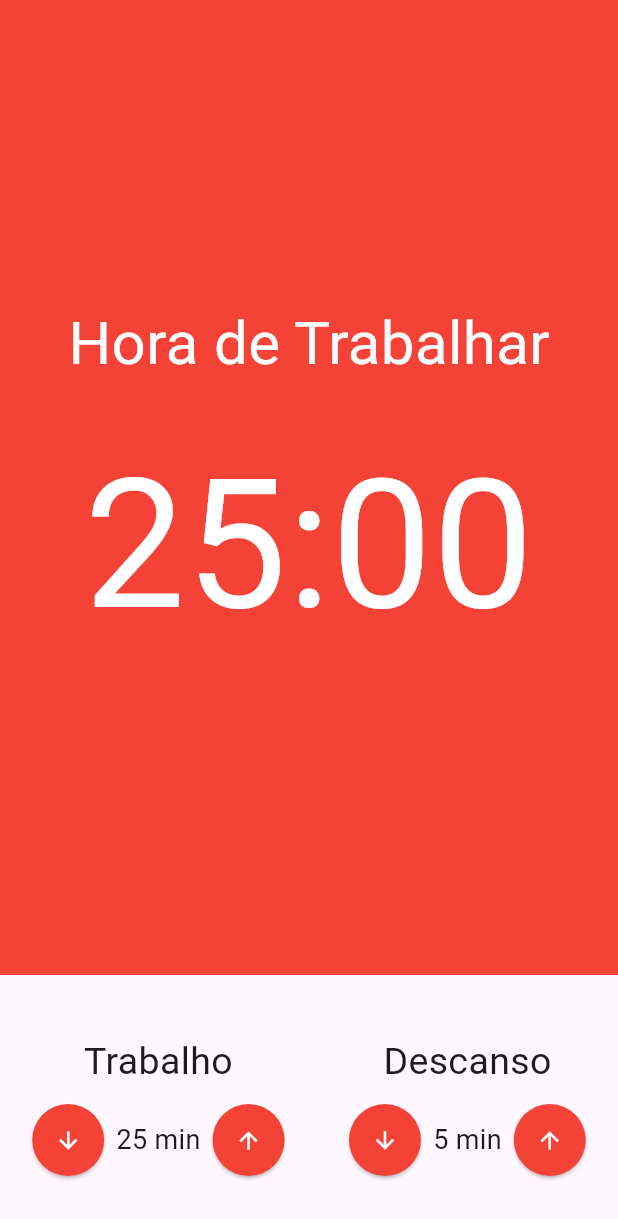
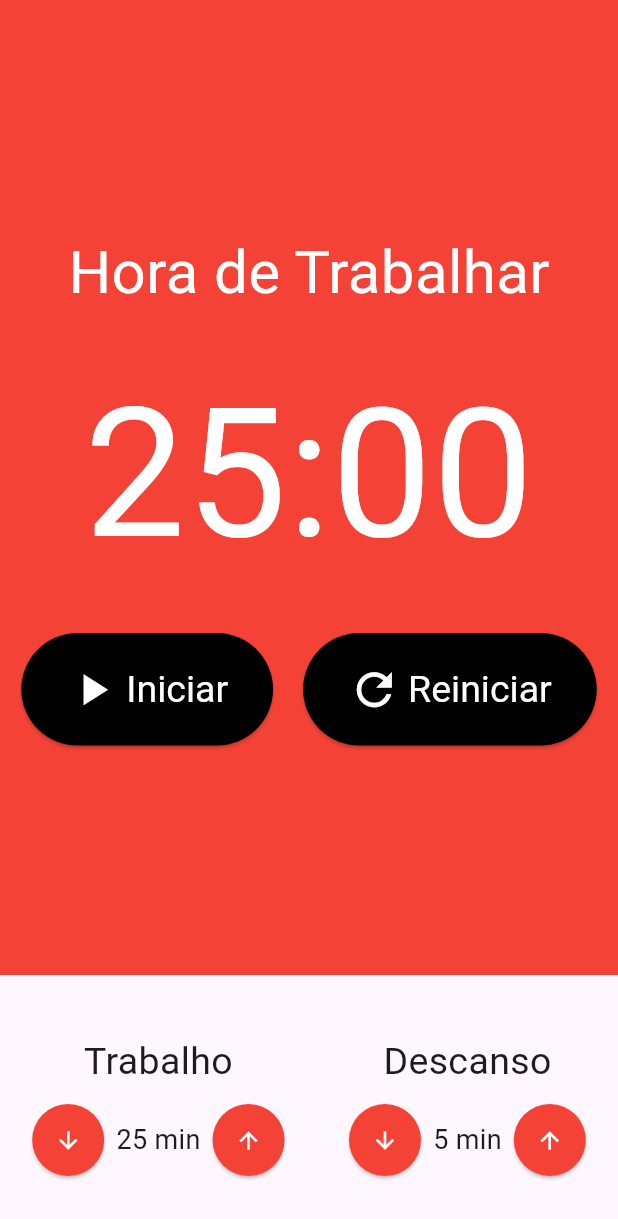
Before and after one commit to Jo-Analyst/promodoro, a Flutter app: the screen it shows after launch, on a phone screen of 412 x 824 dp. Shown: the top 1219 px of the screen. Run offline on Flutter 3.47's test engine with Material 3 defaults, Android fonts, the phone set to English and light mode, and no system bars; our stand-ins replace mobx; generated files the repository leaves out were written again.

Commit message:
460. Componente Botão Cronômetro

```diff
--- a/lib/components/cronometro.dart
+++ b/lib/components/cronometro.dart
@@ -1,4 +1,5 @@
 import 'package:flutter/material.dart';
+import 'package:pomodoro/components/cronometro_botao.dart';
 
 class Cronometro extends StatelessWidget {
   const Cronometro({super.key});
@@ -12,14 +13,45 @@
         children: [
           Text(
             'Hora de Trabalhar',
-            style: TextStyle(fontSize: 40, color: Colors.white),
+            style: TextStyle(
+              fontSize: 40,
+              color: Colors.white,
+            ),
           ),
-          SizedBox(
-            height: 20,
-          ),
+          SizedBox(height: 20),
           Text(
             '25:00',
-            style: TextStyle(fontSize: 120, color: Colors.white),
+            style: TextStyle(
+              fontSize: 120,
+              color: Colors.white,
+            ),
+          ),
+          SizedBox(height: 20),
+          Row(
+            mainAxisAlignment: MainAxisAlignment.center,
+            children: [
+              Padding(
+                padding: EdgeInsets.only(right: 10),
+                child: CronometroBotao(
+                  texto: 'Iniciar',
+                  icone: Icons.play_arrow,
+                ),
+              ),
+              // Padding(
+              //   padding: EdgeInsets.only(right: 10),
+              //   child: CronometroBotao(
+              //     texto: 'Parar',
+              //     icone: Icons.stop,
+              //   ),
+              // ),
+              Padding(
+                padding: EdgeInsets.only(left: 10),
+                child: CronometroBotao(
+                  texto: 'Reiniciar',
+                  icone: Icons.refresh,
+                ),
+              ),
+            ],
           )
         ],
       ),
--- /dev/null
+++ b/lib/components/cronometro_botao.dart
@@ -0,0 +1,39 @@
+// ignore_for_file: public_member_api_docs, sort_constructors_first
+import 'package:flutter/material.dart';
+
+class CronometroBotao extends StatelessWidget {
+  final String texto;
+  final IconData icone;
+  const CronometroBotao({
+    Key? key,
+    required this.texto,
+    required this.icone,
+  }) : super(key: key);
+
+  @override
+  Widget build(BuildContext context) {
+    return ElevatedButton(
+      style: ElevatedButton.styleFrom(
+          backgroundColor: Colors.black,
+          foregroundColor: Colors.white,
+          padding: const EdgeInsets.symmetric(
+            horizontal: 30,
+            vertical: 20,
+          ),
+          textStyle: const TextStyle(fontSize: 25)),
+      onPressed: () {},
+      child: Row(
+        children: [
+          Padding(
+            padding: const EdgeInsets.only(right: 5),
+            child: Icon(
+              icone,
+              size: 35,
+            ),
+          ),
+          Text(texto),
+        ],
+      ),
+    );
+  }
+}
```
